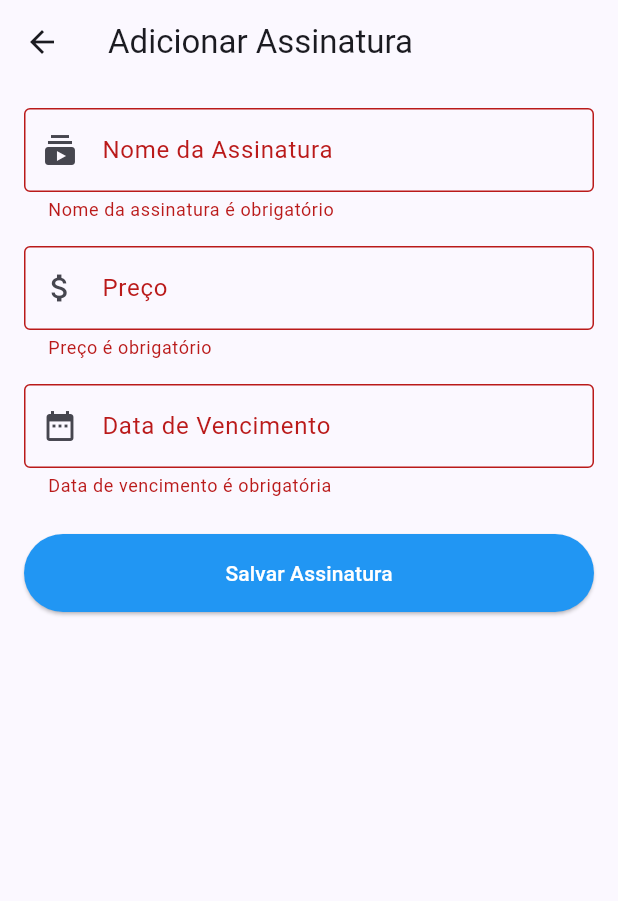
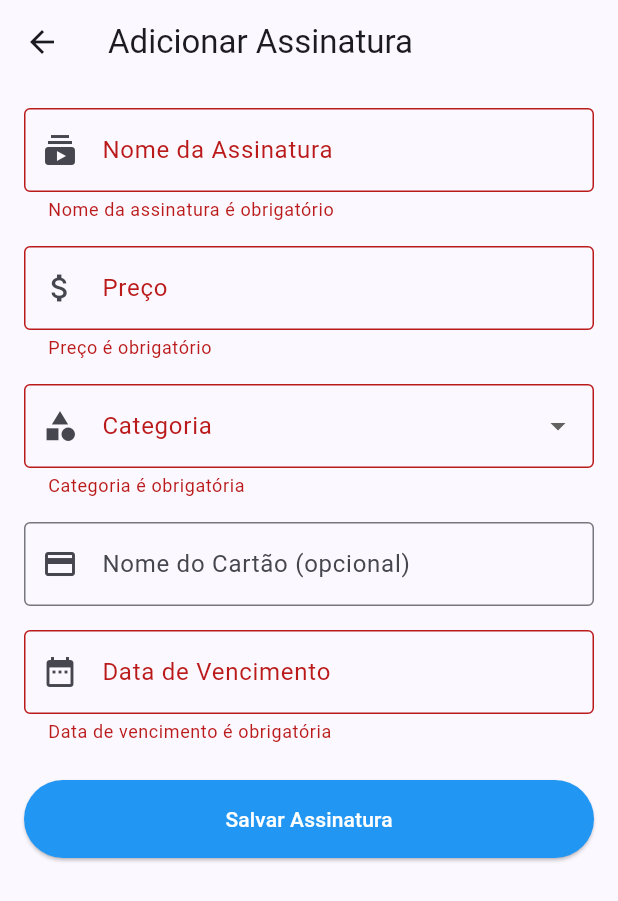
Before and after one commit to 1gustavoferreira/TotalizaSubsFlutter, a Flutter app: the AddSubscriptionPage screen opened by its route, after a tap on "Salvar Assinatura", on a phone screen of 412 x 824 dp. Shown: the top 901 px of the screen. Run offline on Flutter 3.47's test engine with Material 3 defaults, Android fonts, the phone set to English and light mode, and no system bars; our stand-ins replace cloud_firestore, firebase_auth, firebase_core, google_sign_in; accounts and stored records are empty.

Commit message:
home screen update with new subscription flow

```diff
--- a/lib/features/page/add_subscription.dart
+++ b/lib/features/page/add_subscription.dart
@@ -14,9 +14,20 @@ class _AddSubscriptionPageState extends State<AddSubscriptionPage> {
   final _nameController = TextEditingController();
   final _priceController = TextEditingController();
   final _dueDateController = TextEditingController();
+  final _cardNameController = TextEditingController();
 
   String? _userId;
-  DateTime? _selectedDate; // ✅ Declaração correta aqui!
+  String? _selectedCategory;
+  DateTime? _selectedDate;
+
+  final List<String> _categories = [
+    'Streaming',
+    'Educação',
+    'Academia',
+    'Jogos',
+    'Utilitários',
+    'Outros',
+  ];
 
   @override
   void initState() {
@@ -36,11 +47,20 @@ class _AddSubscriptionPageState extends State<AddSubscriptionPage> {
         return;
       }
 
+      if (_selectedCategory == null) {
+        ScaffoldMessenger.of(context).showSnackBar(
+          const SnackBar(content: Text('Selecione uma categoria!')),
+        );
+        return;
+      }
+
       await FirebaseFirestore.instance.collection('subscriptions').add({
         'name': name,
         'price': price,
-        'dueDate': Timestamp.fromDate(_selectedDate!), // ✅ garantido que não é nulo
+        'dueDate': Timestamp.fromDate(_selectedDate!),
         'userId': _userId,
+        'category': _selectedCategory,
+        'cardName': _cardNameController.text, // Pode ser vazio
       });
 
       ScaffoldMessenger.of(context).showSnackBar(
@@ -98,6 +118,42 @@ class _AddSubscriptionPageState extends State<AddSubscriptionPage> {
               ),
               const SizedBox(height: 16),
 
+              DropdownButtonFormField<String>(
+                decoration: const InputDecoration(
+                  labelText: 'Categoria',
+                  border: OutlineInputBorder(),
+                  prefixIcon: Icon(Icons.category),
+                ),
+                items: _categories.map((category) {
+                  return DropdownMenuItem(
+                    value: category,
+                    child: Text(category),
+                  );
+                }).toList(),
+                onChanged: (value) {
+                  setState(() {
+                    _selectedCategory = value;
+                  });
+                },
+                validator: (value) {
+                  if (value == null || value.isEmpty) {
+                    return 'Categoria é obrigatória';
+                  }
+                  return null;
+                },
+              ),
+              const SizedBox(height: 16),
+
+              TextFormField(
+                controller: _cardNameController,
+                decoration: const InputDecoration(
+                  labelText: 'Nome do Cartão (opcional)',
+                  border: OutlineInputBorder(),
+                  prefixIcon: Icon(Icons.credit_card),
+                ),
+              ),
+              const SizedBox(height: 16),
+
               TextFormField(
                 controller: _dueDateController,
                 readOnly: true,
```
Also changed, not shown: lib/features/page/home.dart (+79 -14 lines).
